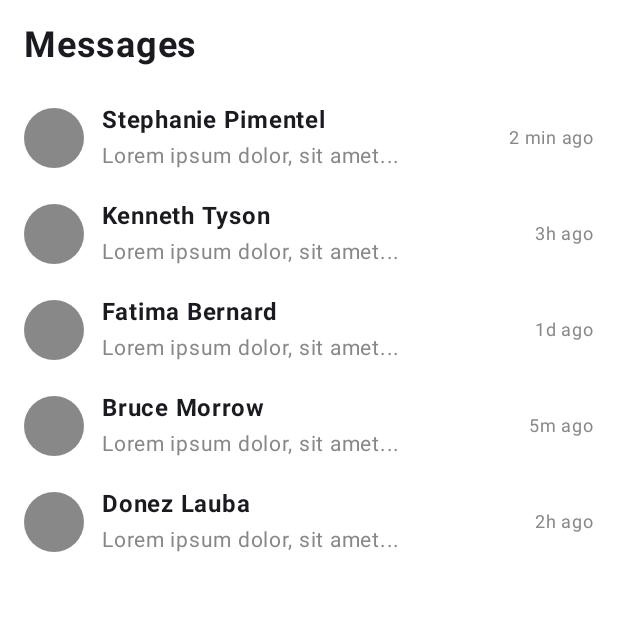
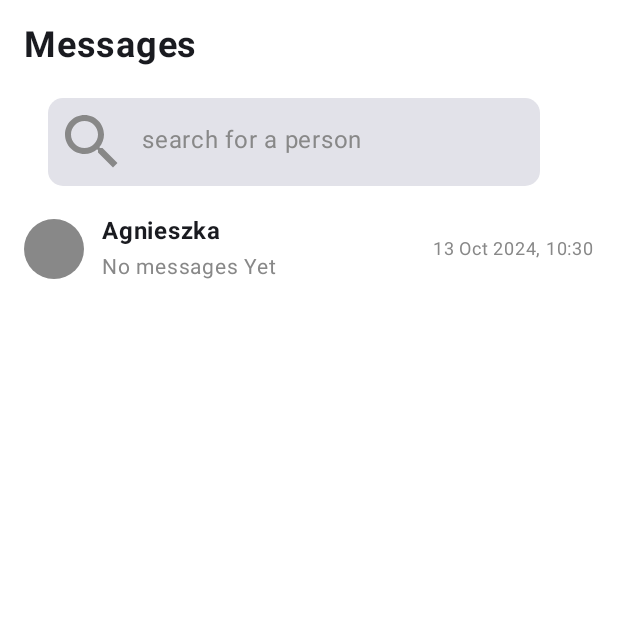
Before and after one commit to KrystianKubicaHub/UltimateChat, an Android app built with Jetpack Compose: the composable MainScreen shown on its own in the app's theme, on a phone screen of 412 x 824 dp, the top half of it. Run offline under Robolectric (Android 15) with nearby library versions, the phone set to English and light mode, and no system bars; 9 statements that could not run were skipped.

Commit message:
Ważna wersja2

```diff
--- a/app/src/main/java/project/ultimatechat/Composables/ChatScreen.kt
+++ b/app/src/main/java/project/ultimatechat/Composables/ChatScreen.kt
@@ -100,7 +100,8 @@ fun ChatScreen(temporaryListOfMessages: MutableState<List<StoreableMessage>>) {
             Button(
                 onClick = {
                     if (message.text.isNotEmpty()) {
-                        val newMessage = StoreableMessage(System.currentTimeMillis(), message.text,2,0, true)
+                        val newMessage =
+                            StoreableMessage(System.currentTimeMillis(), message.text, 2, 0, true)
                         temporaryListOfMessages.value = temporaryListOfMessages.value + newMessage
                         message = TextFieldValue("")
                     }
--- a/app/src/main/java/project/ultimatechat/Composables/MainScreen.kt
+++ b/app/src/main/java/project/ultimatechat/Composables/MainScreen.kt
@@ -2,6 +2,7 @@ package project.ultimatechat.Composables
 
 import androidx.compose.foundation.background
 import androidx.compose.foundation.clickable
+import androidx.compose.foundation.interaction.MutableInteractionSource
 import androidx.compose.foundation.layout.Box
 import androidx.compose.foundation.layout.Column
 import androidx.compose.foundation.layout.Row
@@ -14,24 +15,32 @@ import androidx.compose.foundation.layout.width
 import androidx.compose.foundation.lazy.LazyColumn
 import androidx.compose.foundation.lazy.items
 import androidx.compose.foundation.shape.CircleShape
+import androidx.compose.material3.ExperimentalMaterial3Api
+import androidx.compose.material3.SearchBar
 import androidx.compose.material3.Text
 import androidx.compose.runtime.Composable
+import androidx.compose.runtime.getValue
+import androidx.compose.runtime.mutableStateOf
+import androidx.compose.runtime.remember
+import androidx.compose.runtime.setValue
 import androidx.compose.ui.Alignment
+import androidx.compose.ui.ExperimentalComposeUiApi
 import androidx.compose.ui.Modifier
 import androidx.compose.ui.graphics.Color
+import androidx.compose.ui.platform.LocalSoftwareKeyboardController
 import androidx.compose.ui.text.font.FontWeight
 import androidx.compose.ui.unit.dp
 import androidx.compose.ui.unit.sp
+import project.ultimatechat.entities.StoreableContact
 
+@OptIn(ExperimentalComposeUiApi::class)
 @Composable
 fun MainScreen() {
-    // Sample data for messages
+    val keyboardController = LocalSoftwareKeyboardController.current
+    var searchQuery by remember { mutableStateOf("") }
     val messages = listOf(
-        Message("Stephanie Pimentel", "Lorem ipsum dolor, sit amet...", "2 min ago"),
-        Message("Kenneth Tyson", "Lorem ipsum dolor, sit amet...", "3h ago"),
-        Message("Fatima Bernard", "Lorem ipsum dolor, sit amet...", "1d ago"),
-        Message("Bruce Morrow", "Lorem ipsum dolor, sit amet...", "5m ago"),
-        Message("Donez Lauba", "Lorem ipsum dolor, sit amet...", "2h ago")
+        StoreableContact(2,"Agnieszka", System.currentTimeMillis(),
+            "", System.currentTimeMillis())
     )
 
     Column(
@@ -39,7 +48,12 @@ fun MainScreen() {
             .fillMaxSize()
             .background(Color.White)
             .padding(16.dp)
-    ) {
+            .clickable(
+                indication = null,
+                interactionSource = remember { MutableInteractionSource() },
+                onClick = {  keyboardController?.hide()}
+            )
+    ){
         Text(
             text = "Messages",
             fontSize = 24.sp,
@@ -47,16 +61,33 @@ fun MainScreen() {
             modifier = Modifier.padding(bottom = 16.dp)
         )
 
-        LazyColumn {
+        SearchBar(
+            modifier = Modifier.padding(horizontal = 16.dp),
+            onQueryChange = { query ->
+                searchQuery = query // Update the query as user types
+                println("Searching for: $query") // Handle search action here
+            },
+            query = searchQuery
+        )
+
+        LazyColumn(modifier = Modifier.clickable(
+            onClick = {
+                // Hide the keyboard on click
+                keyboardController?.hide()
+            },
+            indication = null, // Disable the ripple effect
+            interactionSource = remember { MutableInteractionSource() }
+        )) {
             items(messages) { message ->
-                MessageItem(message)
+                ChatRow(message)
             }
         }
     }
 }
 
+@OptIn(ExperimentalMaterial3Api::class)
 @Composable
-fun MessageItem(message: Message) {
+fun ChatRow(person: StoreableContact) {
     Row(
         modifier = Modifier
             .fillMaxWidth()
@@ -64,7 +95,6 @@ fun MessageItem(message: Message) {
             .clickable { /* Handle click event */ },
         verticalAlignment = Alignment.CenterVertically
     ) {
-        // Placeholder for the profile image
         Box(
             modifier = Modifier
                 .size(40.dp)
@@ -77,19 +107,19 @@ fun MessageItem(message: Message) {
             modifier = Modifier.weight(1f)
         ) {
             Text(
-                text = message.sender,
+                text = person.nickName!!,
                 fontWeight = FontWeight.Bold,
                 fontSize = 16.sp
             )
             Text(
-                text = message.preview,
+                text = if(person.noMessages()) "No messages Yet" else person.getLastMessage(),
                 fontSize = 14.sp,
                 color = Color.Gray
             )
         }
 
         Text(
-            text = message.timestamp,
+            text = person.getLastActivity(),
             fontSize = 12.sp,
             color = Color.Gray
         )
--- /dev/null
+++ b/app/src/main/java/project/ultimatechat/Composables/SearchBar.kt
@@ -0,0 +1,63 @@
+package project.ultimatechat.Composables
+
+import androidx.compose.foundation.background
+import androidx.compose.foundation.layout.Box
+import androidx.compose.foundation.layout.fillMaxWidth
+import androidx.compose.foundation.layout.padding
+import androidx.compose.foundation.shape.RoundedCornerShape
+import androidx.compose.material.icons.Icons
+import androidx.compose.material3.ExperimentalMaterial3Api
+import androidx.compose.material3.Icon
+import androidx.compose.material3.Text
+import androidx.compose.material3.TextField
+import androidx.compose.material3.TextFieldDefaults
+import androidx.compose.runtime.Composable
+import androidx.compose.ui.Alignment
+import androidx.compose.ui.Modifier
+import androidx.compose.ui.graphics.Color
+import androidx.compose.ui.input.pointer.PointerIcon.Companion.Text
+import androidx.compose.ui.res.painterResource
+import androidx.compose.ui.unit.dp
+import project.ultimatechat.R
+
+@OptIn(ExperimentalMaterial3Api::class)
+@Composable
+fun SearchBar(
+    modifier: Modifier = Modifier,
+    hint: String = "search for a person",
+    active: Boolean = false,
+    onActiveChange: (Boolean) -> Unit = {},
+    onQueryChange: (String) -> Unit = {},
+    query: String = ""
+) {
+    Box(
+        modifier = modifier
+            .fillMaxWidth()
+            .padding(0.dp, 5.dp, 20.dp, 10.dp)
+            .background(Color.LightGray, shape = RoundedCornerShape(16.dp)),
+        contentAlignment = Alignment.CenterStart
+    ) {
+        TextField(
+            value = query,
+            onValueChange = {
+                onQueryChange(it)
+            },
+            placeholder = { Text(hint, color = Color.Gray) },
+            leadingIcon = {
+                Icon(
+                    painter = painterResource(id = R.drawable.search),
+                    contentDescription = "Send Icon",
+                    tint = Color.Gray,
+                    modifier = Modifier.padding(5.dp)
+                )
+            },
+            modifier = Modifier.fillMaxWidth(),
+            colors = TextFieldDefaults.textFieldColors(
+                cursorColor = Color.Black,
+                focusedIndicatorColor = Color.Transparent,
+                unfocusedIndicatorColor = Color.Transparent
+            ),
+            shape = RoundedCornerShape(10.dp)
+        )
+    }
+}
--- a/app/src/main/java/project/ultimatechat/MainActivity.kt
+++ b/app/src/main/java/project/ultimatechat/MainActivity.kt
@@ -20,8 +20,8 @@ class MainActivity : ComponentActivity() {
         setContent {
             val emptyMutableList = remember {mutableStateOf(listOf<StoreableMessage>())}
             logInTheUser(emptyMutableList)
-            ChatScreen(localUser.temporaryListOfMessages)
-            //MainScreen()
+            //ChatScreen(localUser.temporaryListOfMessages)
+            MainScreen()
         }
 
     }
--- a/app/src/main/java/project/ultimatechat/entities/StoreableContact.kt
+++ b/app/src/main/java/project/ultimatechat/entities/StoreableContact.kt
@@ -1,4 +1,8 @@
 package project.ultimatechat.entities
+
+import java.text.SimpleDateFormat
+import java.util.Date
+import java.util.Locale
 
 class StoreableContact: SendableContact {
     private var messages: MutableList<StoreableMessage> = mutableListOf()
@@ -21,9 +25,26 @@ class StoreableContact: SendableContact {
     public fun addMessage(message: StoreableMessage){
         messages.add(message)
     }
+    public fun noMessages(): Boolean{
+        if(messages.size == 0){
+            return true
+        }else{
+            return false
+        }
+    }
 
     override fun toString(): String {
         return "StoreableContact(messages=${messages.size})"
     }
 
+    fun getLastMessage(): String {
+        return messages.last().message
+    }
+
+    fun getLastActivity(): String {
+        val dateFormat = SimpleDateFormat("dd MMM yyyy, HH:mm", Locale.getDefault())
+        val date = Date(this.lastActivityTime!!)
+        return dateFormat.format(date)
+    }
+
 }
--- /dev/null
+++ b/app/src/main/res/drawable/search.xml
@@ -0,0 +1,5 @@
+<vector xmlns:android="http://schemas.android.com/apk/res/android" android:height="48dp" android:tint="#000000" android:viewportHeight="24" android:viewportWidth="24" android:width="48dp">
+
+    <path android:fillColor="@android:color/white" android:pathData="M15.5,14h-0.79l-0.28,-0.27C15.41,12.59 16,11.11 16,9.5 16,5.91 13.09,3 9.5,3S3,5.91 3,9.5 5.91,16 9.5,16c1.61,0 3.09,-0.59 4.23,-1.57l0.27,0.28v0.79l5,4.99L20.49,19l-4.99,-5zM9.5,14C7.01,14 5,11.99 5,9.5S7.01,5 9.5,5 14,7.01 14,9.5 11.99,14 9.5,14z"/>
+
+</vector>
```
